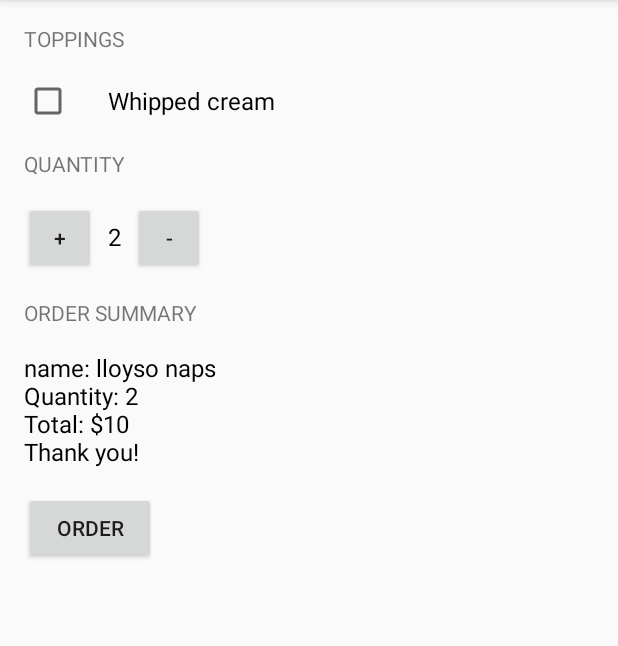
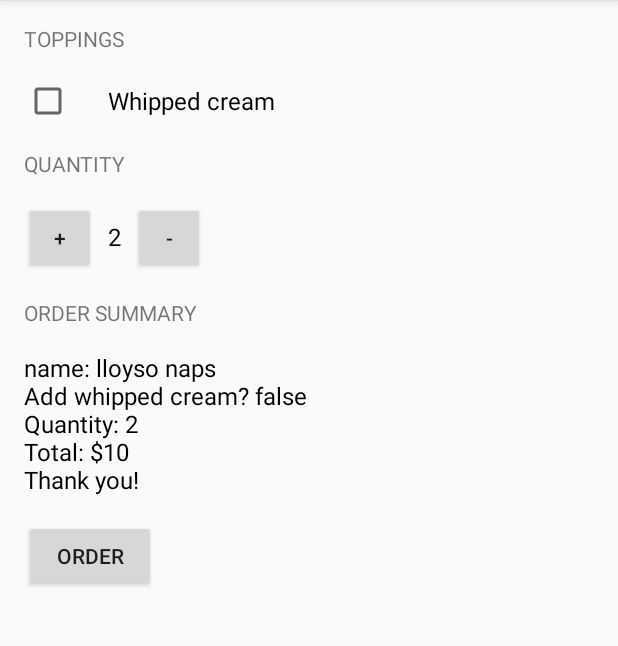
Before and after one commit to uviyolab-udcit/JustJava, an Android app: the screen it shows after launch (MainActivity), after a tap on "ORDER", on a phone screen of 412 x 824 dp, the part 84-730 px from its top. Run offline under Robolectric (Android 15) with nearby library versions, the phone set to English and light mode, and no system bars.

Commit message:
Add files via upload

```diff
--- a/app/src/main/java/com/example/android/justjava/MainActivity.java
+++ b/app/src/main/java/com/example/android/justjava/MainActivity.java
@@ -2,7 +2,9 @@ package com.example.android.justjava;
 
 import android.os.Bundle;
 import android.support.v7.app.AppCompatActivity;
+import android.util.Log;
 import android.view.View;
+import android.widget.CheckBox;
 import android.widget.TextView;
 
 /**
@@ -34,16 +36,14 @@ public class MainActivity extends AppCompatActivity {
         displayQuantity(quantity);
     }
 
-    public void checkBoxClicked(View view) {
-        //code to check if this checkbox is checked!
-    }
-
     /**
      * This method is called when the order button is clicked.
      */
     public void submitOrder(View view) {
+        CheckBox whippedCreamCheckBox = (CheckBox) findViewById(R.id.whipped_cream_checkbox);
+        boolean hasWhippedCream =  whippedCreamCheckBox.isChecked();
         int price = calculatePrice();
-        String priceMessage = createOrderSummary(price);
+        String priceMessage = createOrderSummary(price, hasWhippedCream);
         displayMessage(priceMessage);
     }
 
@@ -57,8 +57,17 @@ public class MainActivity extends AppCompatActivity {
 
     }
 
-    private String createOrderSummary(int price){
+    /**
+     * Create summary of the order.
+     *
+     * @param price of the order
+     * @param addWhippedCream is whether or not the user wants whipped cream topping
+     * @return  text summary
+     */
+
+    private String createOrderSummary(int price, boolean addWhippedCream){
         String priceMessage = "name: lloyso naps";
+        priceMessage += "\nAdd whipped cream? " + addWhippedCream;
         priceMessage += "\nQuantity: " + quantity;
         priceMessage += "\nTotal: $" + price;
         priceMessage += "\nThank you!";
--- a/app/src/main/res/layout/activity_main.xml
+++ b/app/src/main/res/layout/activity_main.xml
@@ -18,7 +18,7 @@
         android:layout_marginBottom="16dp"/>
 
     <CheckBox
-        android:id="@+id/whipped_cream_chkb"
+        android:id="@+id/whipped_cream_checkbox"
         android:layout_width="wrap_content"
         android:layout_height="wrap_content"
         android:text="Whipped cream"
```
